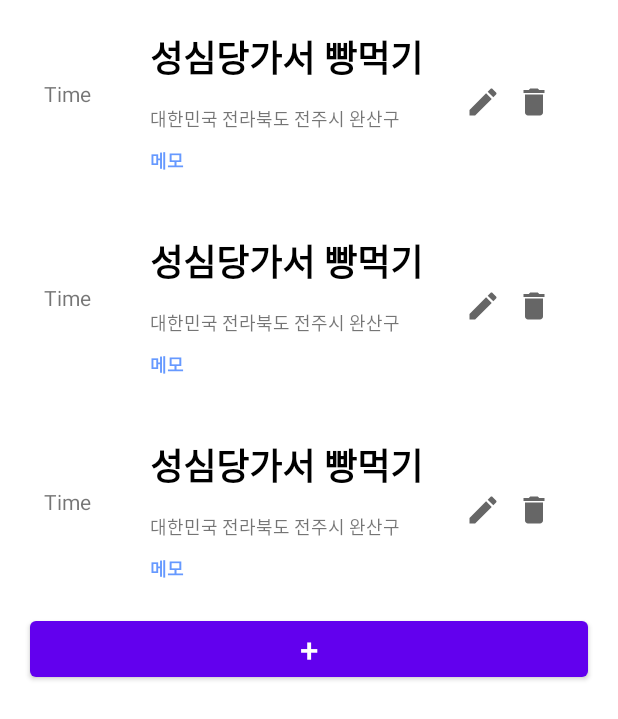
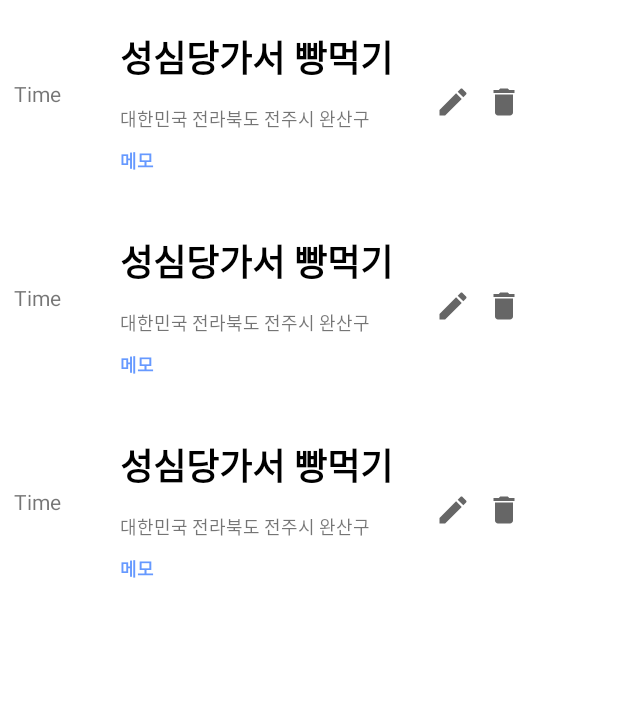
Before and after one commit to Entrip-Ajou/Entrip-Android, an Android app: the layout fragment_mid.xml on its own in the app's theme, with its tools: preview values and no code run, on a phone screen of 412 x 824 dp. Shown: the top 719 px of the screen. Run offline under Robolectric (Android 15) with nearby library versions, the phone set to English and light mode, and no system bars.

Commit message:
NestedScrollView -> Multi ViewHolder 변경 완료

```diff
--- a/app/src/main/java/ajou/paran/entrip/model/PlanEntity.kt
+++ b/app/src/main/java/ajou/paran/entrip/model/PlanEntity.kt
@@ -15,5 +15,5 @@ data class PlanEntity(
     @ColumnInfo(name="time")
     val time : Int,
     @ColumnInfo(name="location")
-    val location : String
+    val location : String?
 )
--- a/app/src/main/java/ajou/paran/entrip/screen/planner/mid/input/InputViewModel.kt
+++ b/app/src/main/java/ajou/paran/entrip/screen/planner/mid/input/InputViewModel.kt
@@ -69,7 +69,7 @@ class InputViewModel @Inject constructor(
                             todo = todo.value.toString(),
                             rgb = rgb.value!!,
                             time = timeToInt,
-                            location = location?.value.toString()
+                            location = location.value
                         )
                     )
                 }
--- a/app/src/main/res/layout/fragment_mid.xml
+++ b/app/src/main/res/layout/fragment_mid.xml
@@ -4,19 +4,11 @@
     xmlns:tools="http://schemas.android.com/tools">
 
     <data>
-        <variable
-            name="midFragment"
-            type="ajou.paran.entrip.screen.planner.mid.MidFragment" />
 
         <variable
             name="midViewModel"
             type="ajou.paran.entrip.screen.planner.mid.MidViewModel" />
     </data>
-
-    <androidx.core.widget.NestedScrollView
-        android:layout_width="match_parent"
-        android:layout_height="wrap_content"
-        android:fillViewport="true">
 
     <LinearLayout
         android:layout_width="match_parent"
@@ -28,24 +20,9 @@
             android:id="@+id/rv_plan"
             android:layout_width="match_parent"
             android:layout_height="wrap_content"
-                android:layout_marginStart="20dp"
-                android:layout_marginEnd="20dp"
-                android:nestedScrollingEnabled="false"
             app:layoutManager="androidx.recyclerview.widget.LinearLayoutManager"
             tools:listitem="@layout/item_layout_plan"
             tools:visibility="visible" />
 
-            <Button
-                android:id="@+id/btn_plan_add"
-                android:layout_width="match_parent"
-                android:layout_height="wrap_content"
-                android:layout_marginLeft="20dp"
-                android:layout_marginRight="20dp"
-                android:onClick="@{midFragment::mid_click}"
-                android:text="+"
-                android:textSize="22sp"/>
-
     </LinearLayout>
-    </androidx.core.widget.NestedScrollView>
-
 </layout>
--- a/app/src/main/res/layout/item_layout_plan.xml
+++ b/app/src/main/res/layout/item_layout_plan.xml
@@ -5,9 +5,6 @@
 
     <data>
 
-        <variable
-            name="plan"
-            type="ajou.paran.entrip.model.PlanEntity" />
     </data>
 
     <RelativeLayout
@@ -27,17 +24,16 @@
         <LinearLayout
             android:layout_width="match_parent"
             android:layout_height="wrap_content"
-            android:orientation="horizontal"
             android:layout_margin="20dp"
-            android:layout_toRightOf="@id/tv_item_time">
+            android:layout_toRightOf="@id/tv_item_time"
+            android:orientation="horizontal">
 
             <LinearLayout
                 android:id="@+id/item_layout"
                 android:layout_width="wrap_content"
                 android:layout_height="wrap_content"
                 android:orientation="vertical"
-                app:layout_constraintLeft_toRightOf="@id/tv_item_time"
-                android:background="@{plan.rgb}">
+                app:layout_constraintLeft_toRightOf="@id/tv_item_time">
 
                 <TextView
                     android:id="@+id/tv_item_todo"
@@ -46,20 +42,19 @@
                     android:layout_marginLeft="10dp"
                     android:scrollbarFadeDuration="0"
                     android:scrollbars="horizontal"
-                    android:text="@{plan.todo}"
                     android:textColor="@color/black"
                     android:textSize="24sp"
                     android:textStyle="bold"
                     tools:text="성심당가서 빵먹기" />
 
                 <TextView
+                    android:id="@+id/tv_item_location"
                     android:layout_width="wrap_content"
                     android:layout_height="20dp"
                     android:layout_marginLeft="10dp"
                     android:layout_marginTop="10dp"
                     android:scrollbarFadeDuration="0"
                     android:scrollbars="horizontal"
-                    android:text="@{plan.location}"
                     android:textSize="12sp"
                     tools:text="대한민국 전라북도 전주시 완산구" />
 
```
Also changed, not shown: app/src/main/java/ajou/paran/entrip/screen/planner/mid/MidFragment.kt (+2 -10 lines), app/src/main/java/ajou/paran/entrip/screen/planner/mid/MidViewModel.kt (+6 -5 lines), app/src/main/java/ajou/paran/entrip/screen/planner/mid/PlanAdapter.kt (+77 -11 lines), app/src/main/res/layout/item_layout_plan_footer.xml (added, +21 -0 lines). Lines whose indentation alone changed are shown as unchanged.
